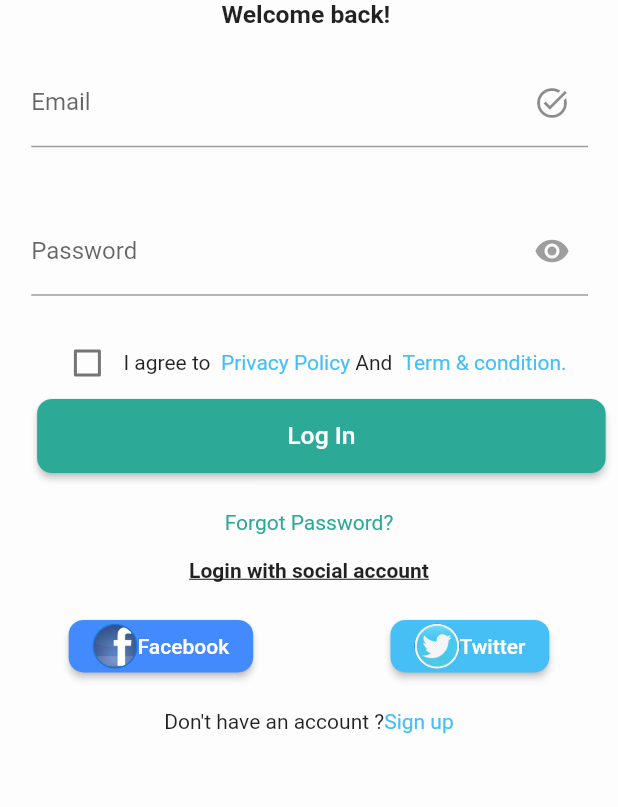
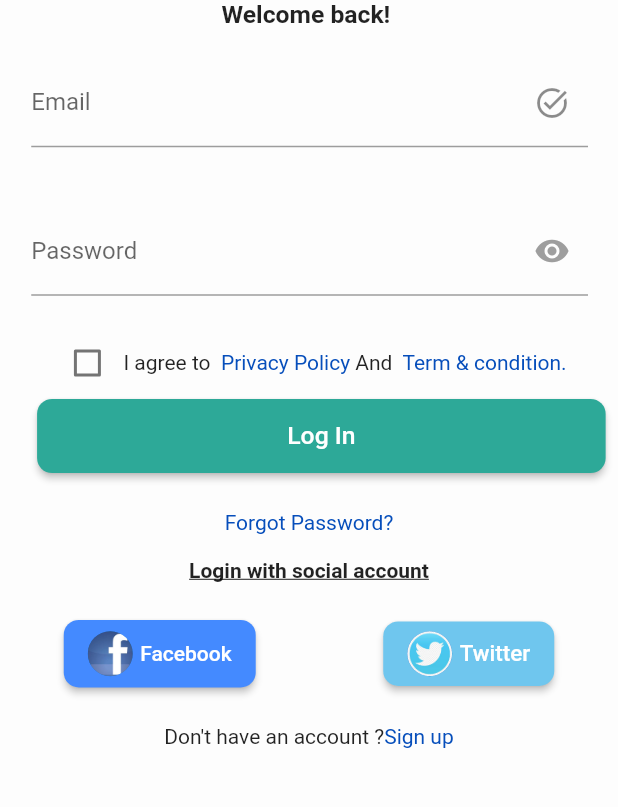
Before and after one commit to shahzebnaqvi/Medical_App, a Flutter app: the screen it shows after launch, on a phone screen of 412 x 824 dp, the part 349-1156 px from its top. Run offline on Flutter 3.47's test engine with Material 2 defaults, Android fonts, the phone set to English and light mode, and no system bars; our stand-ins replace carousel_slider, flutter_speed_dial, get, image_picker, lottie; missing offline and left inert: ml_kit_ocr.

Commit message:
create Login screen

```diff
--- a/lib/Constants/constants.dart
+++ b/lib/Constants/constants.dart
@@ -14,7 +14,7 @@ class Constants {
   static const Color redcolor = Colors.red;
   static const Color blackcolor = Colors.black;
   static const Color cyan_dark = Color.fromARGB(255, 45, 169, 152);
-  static const Color cyan_light = Color.fromARGB(255, 70, 191, 247);
+  static const Color cyan_light = Color.fromARGB(255, 111, 198, 238);
 
   static const Color grey = Colors.grey;
 }
--- a/lib/Screens/auth/login.dart
+++ b/lib/Screens/auth/login.dart
@@ -92,12 +92,12 @@ class _LoginState extends State<Login> {
               GestureDetector(
                   onTap: () {},
                   child: Text(" Privacy Policy",
-                      style: TextStyle(color: Constants.cyan_light))),
+                      style: TextStyle(color: Constants.mainColor))),
               Text(" And "),
               GestureDetector(
                 onTap: () {},
                 child: Text(" Term & condition.",
-                    style: TextStyle(color: Constants.cyan_light)),
+                    style: TextStyle(color: Constants.mainColor)),
               )
             ]),
           ),
@@ -139,7 +139,7 @@ class _LoginState extends State<Login> {
                   onTap: () {},
                   child: Text(
                     "Forgot Password?",
-                    style: TextStyle(color: Constants.cyan_dark),
+                    style: TextStyle(color: Constants.mainColor),
                   )),
               SizedBox(
                 height: MediaQuery.of(context).size.height * 0.02,
@@ -160,7 +160,7 @@ class _LoginState extends State<Login> {
               mainAxisAlignment: MainAxisAlignment.spaceAround,
               children: [
                 Container(
-                    height: 35,
+                    height: 45,
                     child: ElevatedButton(
                       style: ElevatedButton.styleFrom(
                         shape: RoundedRectangleBorder(
@@ -178,15 +178,17 @@ class _LoginState extends State<Login> {
                               child: ClipOval(
                                 child: Image.asset(
                                   'assets/facebook1.jpg',
-                                  scale: 08,
                                 ),
                               )),
+                          SizedBox(
+                            width: 05,
+                          ),
                           Text("Facebook")
                         ],
                       ),
                     )),
                 Container(
-                  height: 35,
+                  height: 43,
                   child: ElevatedButton(
                     style: ElevatedButton.styleFrom(
                       shape: RoundedRectangleBorder(
@@ -202,10 +204,18 @@ class _LoginState extends State<Login> {
                         CircleAvatar(
                           radius: 15,
                           child: ClipOval(
-                            child: Image.asset('assets/twitter.jpg'),
+                            child: Image.asset(
+                              'assets/twitter.jpg',
+                            ),
                           ),
                         ),
-                        Text("Twitter")
+                        SizedBox(
+                          width: 05,
+                        ),
+                        Text(
+                          "Twitter",
+                          style: TextStyle(fontSize: 15),
+                        )
                       ],
                     ),
                   ),
@@ -228,7 +238,7 @@ class _LoginState extends State<Login> {
                     },
                     child: Text(
                       "Sign up",
-                      style: TextStyle(color: Constants.cyan_light),
+                      style: TextStyle(color: Constants.mainColor),
                     ))
               ],
             ),
```
